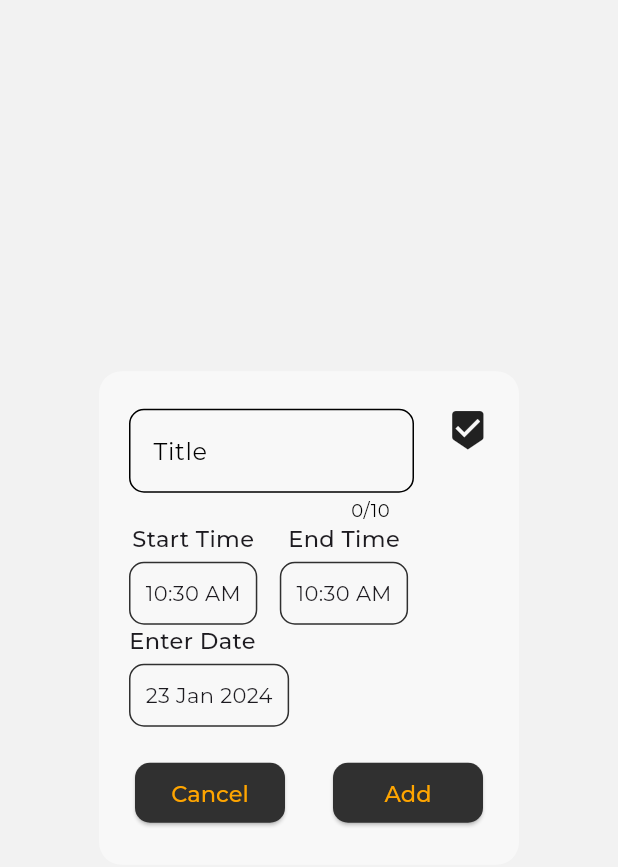
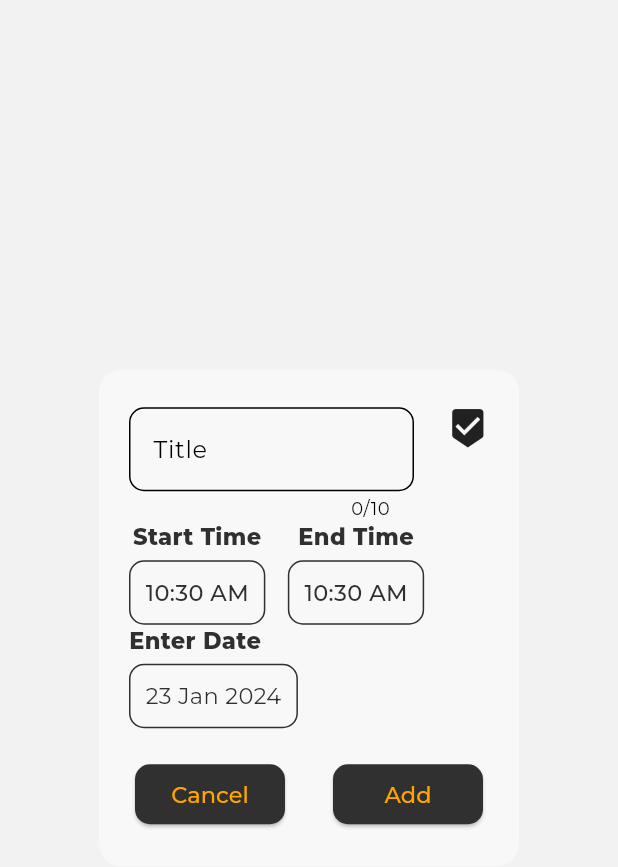
Before and after one commit to rao-suraj/AutoSilentAppFlutter, a Flutter app: the AddCalendarDialogBox widget shown alone on an empty page, opened directly, on a phone screen of 412 x 824 dp. Shown: the top 867 px of the screen. Run offline on Flutter 3.47's test engine with Material 3 defaults, Android fonts, the phone set to English and light mode, and no system bars; our stand-ins replace awesome_bottom_bar, bloc, equatable, floor, flutter_bloc, flutter_svg and 8 more; missing offline and left inert: android_alarm_manager_plus, floating_action_bubble, real_volume, workmanager; accounts and stored records are empty; generated files the repository leaves out were written again.

Commit message:
corrected dark theme

```diff
--- a/lib/presentation/screens/calendar/widgets/add_calendar_dialogbox.dart
+++ b/lib/presentation/screens/calendar/widgets/add_calendar_dialogbox.dart
@@ -74,7 +74,7 @@ class _AddCalendarDialogBoxState extends State<AddCalendarDialogBox> {
                       children: [
                         Text(
                           "Start Time",
-                          style: textTheme.h3Medium,
+                          style: textTheme.h3ExtraBold.copyWith(color: colorScheme.onPrimary),
                         ),
                         const Gap(5),
                         InkWell(
@@ -98,7 +98,7 @@ class _AddCalendarDialogBoxState extends State<AddCalendarDialogBox> {
                             child: Padding(
                               padding: const EdgeInsets.all(10.0),
                               child: Text(
-                                  DateTimeUtil.getFormattedTime(startTime)),
+                                  DateTimeUtil.getFormattedTime(startTime),style: textTheme.h3Medium.copyWith(color: colorScheme.onPrimary)),
                             ),
                           ),
                         ),
@@ -109,7 +109,7 @@ class _AddCalendarDialogBoxState extends State<AddCalendarDialogBox> {
                       children: [
                         Text(
                           "End Time",
-                          style: textTheme.h3Medium,
+                          style: textTheme.h3ExtraBold.copyWith(color: colorScheme.onPrimary),
                         ),
                         const Gap(5),
                         InkWell(
@@ -134,7 +134,7 @@ class _AddCalendarDialogBoxState extends State<AddCalendarDialogBox> {
                             child: Padding(
                               padding: const EdgeInsets.all(10.0),
                               child: Text(
-                                  DateTimeUtil.getFormattedTime(endTime)),
+                                  DateTimeUtil.getFormattedTime(endTime),style: textTheme.h3Medium.copyWith(color: colorScheme.onPrimary),),
                             ),
                           ),
                         ),
@@ -147,7 +147,7 @@ class _AddCalendarDialogBoxState extends State<AddCalendarDialogBox> {
                   children: [
                     Text(
                       "Enter Date",
-                      style: textTheme.h3Medium,
+                      style: textTheme.h3ExtraBold.copyWith(color: colorScheme.onPrimary),
                     ),
                     const Gap(5),
                     InkWell(
@@ -168,7 +168,7 @@ class _AddCalendarDialogBoxState extends State<AddCalendarDialogBox> {
                         child: Padding(
                           padding: const EdgeInsets.all(10.0),
                           child: Text(DateTimeUtil.getFormattedDate(
-                              date.millisecondsSinceEpoch)),
+                              date.millisecondsSinceEpoch),style: textTheme.h3Regular.copyWith(color: colorScheme.onPrimary),),
                         ),
                       ),
                     ),
--- a/lib/presentation/screens/profile/widgets/add_profile_dialogbox.dart
+++ b/lib/presentation/screens/profile/widgets/add_profile_dialogbox.dart
@@ -84,7 +84,7 @@ class _AddProfileDialogboxState extends State<AddProfileDialogbox> {
               children: [
                 Text(
                   "Volume Level",
-                  style: textTheme.h3ExtraBold,
+                  style: textTheme.h3ExtraBold.copyWith(color: colorScheme.onPrimary),
                 ),
                 const Gap(3),
                 Container(
@@ -93,6 +93,7 @@ class _AddProfileDialogboxState extends State<AddProfileDialogbox> {
                       borderRadius: BorderRadius.circular(10)),
                   child: Slider(
                     value: selectedVolumeLevel,
+                    activeColor:colorScheme.primary ,
                     divisions: 10,
                     onChanged: (level) {
                       setState(() {
@@ -111,7 +112,7 @@ class _AddProfileDialogboxState extends State<AddProfileDialogbox> {
               children: [
                 Text(
                   "Ringer Level",
-                  style: textTheme.h3ExtraBold,
+                  style:textTheme.h3ExtraBold.copyWith(color: colorScheme.onPrimary),
                 ),
                 const Gap(3),
                 Container(
--- a/lib/presentation/themes/extensions.dart
+++ b/lib/presentation/themes/extensions.dart
@@ -32,9 +32,11 @@ extension TextThemeExtension on TextTheme {
 
   TextStyle get h3ExtraBold => h3.copyWith(fontWeight: FontWeight.w800);
 
+  TextStyle get h3Bold => h3.copyWith(fontWeight: FontWeight.w600);
+
   TextStyle get h3Medium => h3.copyWith(fontWeight: FontWeight.w500);
 
-  TextStyle get h3Regular => h1.copyWith(fontWeight: FontWeight.w400);
+  TextStyle get h3Regular => h3.copyWith(fontWeight: FontWeight.w400);
 }
 
 extension StringExtension on String {
```
Also changed, not shown: lib/presentation/screens/profile/profile_screen.dart (+11 -1 lines), lib/presentation/screens/session/widgets/add_session_dialogbox.dart (+4 -4 lines).
